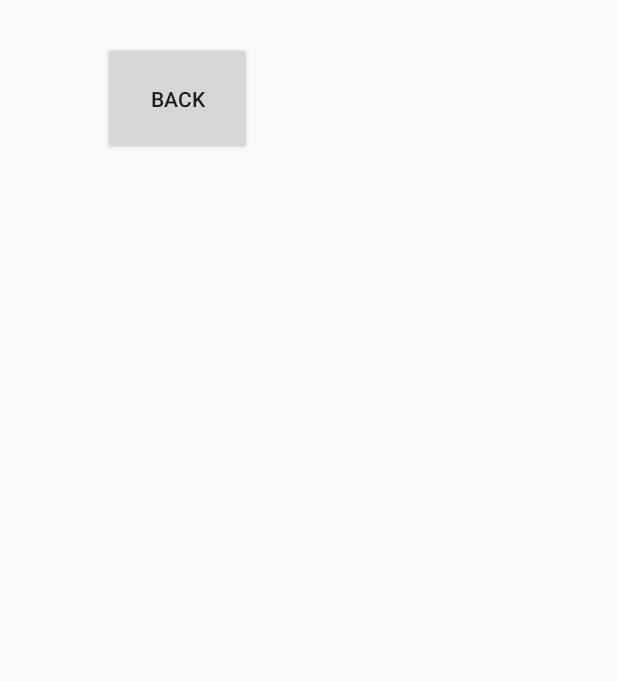
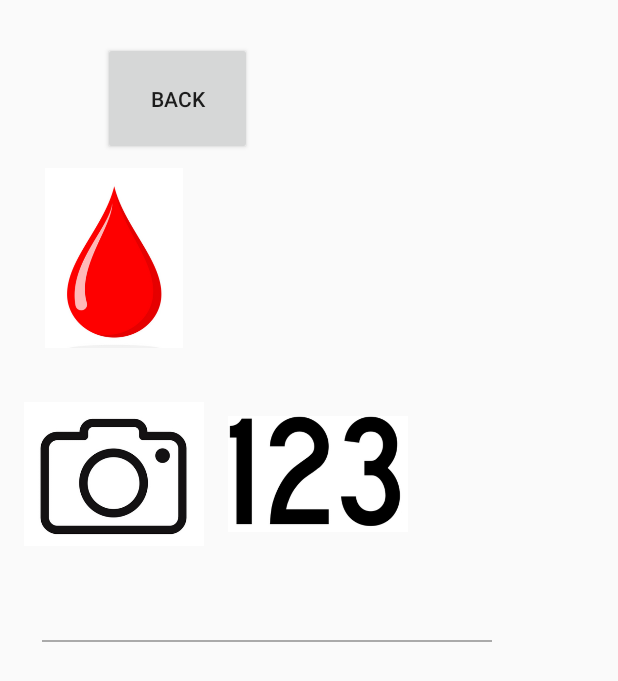
Before and after one commit to sullaVM/trocaire-diabetes-apps, an Android app: the Patient_Data_Enter screen opened directly, with no data from a screen before it, on a phone screen of 412 x 824 dp. Shown: the top 681 px of the screen. Run offline under Robolectric (Android 15) with nearby library versions, the phone set to English and light mode, and no system bars; libraries missing offline, so code that uses them is left out: com.google.android.gms.

Commit message:
Added camera with text recognition

```diff
--- a/DiabetesApp/app/build.gradle
+++ b/DiabetesApp/app/build.gradle
@@ -26,6 +26,7 @@ dependencies {
     implementation 'com.google.android.material:material:1.1.0'
     implementation 'androidx.annotation:annotation:1.1.0'
     implementation 'androidx.lifecycle:lifecycle-extensions:2.2.0'
+    implementation 'com.google.android.gms:play-services-vision:9.8.0'
     testImplementation 'junit:junit:4.12'
     androidTestImplementation 'androidx.test:runner:1.2.0'
     androidTestImplementation 'androidx.test.espresso:espresso-core:3.2.0'
--- a/DiabetesApp/app/src/main/java/com/example/diabetesapp/Patient_Data_Enter.java
+++ b/DiabetesApp/app/src/main/java/com/example/diabetesapp/Patient_Data_Enter.java
@@ -3,25 +3,38 @@ package com.example.diabetesapp;
 import androidx.appcompat.app.AppCompatActivity;
 
 import android.content.Intent;
+import android.media.Image;
 import android.os.Bundle;
 import android.util.Log;
 import android.view.View;
 import android.widget.Button;
 import android.widget.TextView;
+import android.widget.ImageView;
 
 import java.io.BufferedReader;
 import java.io.File;
 import java.io.FileReader;
+
+import com.google.android.gms.vision.CameraSource;
+import com.google.android.gms.vision.Detector;
+import com.google.android.gms.vision.text.TextBlock;
+import com.google.android.gms.vision.text.TextRecognizer;
 
 public class Patient_Data_Enter extends AppCompatActivity {
 
     Button back;
     TextView data;
 
+    ImageView picture;
+    ImageView numbers;
+
     @Override
     protected void onCreate(Bundle savedInstanceState) {
         super.onCreate(savedInstanceState);
         setContentView(R.layout.activity_patient__data__enter);
+
+        picture = findViewById(R.id.camera);
+        numbers = findViewById(R.id.numbers);
 
         back = findViewById(R.id.back);
         back.setOnClickListener(new View.OnClickListener() {
@@ -31,11 +44,28 @@ public class Patient_Data_Enter extends AppCompatActivity {
             }
         });
 
-        data = findViewById(R.id.textView);
+        picture.setOnClickListener(new View.OnClickListener() {
+            @Override
+            public void onClick(View view) {
+                takePhoto();
+            }
+        });
+
+        back.setOnClickListener(new View.OnClickListener() {
+            @Override
+            public void onClick(View view) {
+                back();
+            }
+        });
 
         Intent intent = getIntent();
         int tag = intent.getIntExtra("tag", 1);
-        showData(tag);
+        //showData(tag);
+    }
+
+    private void takePhoto(){
+        Intent intent = new Intent(this, Patient_Data_Enter_Camera.class);
+        startActivity(intent);
     }
 
     private void showData(int tag){
--- a/DiabetesApp/app/src/main/res/layout/activity_patient__data__enter.xml
+++ b/DiabetesApp/app/src/main/res/layout/activity_patient__data__enter.xml
@@ -17,16 +17,48 @@
         app:layout_constraintEnd_toEndOf="parent"
         app:layout_constraintTop_toTopOf="parent" />
 
-    <TextView
-        android:id="@+id/textView"
-        android:layout_width="394dp"
-        android:layout_height="191dp"
+    <ImageView
+        android:id="@+id/imageView2"
+        android:layout_width="120dp"
+        android:layout_height="120dp"
         android:layout_marginStart="16dp"
         android:layout_marginLeft="16dp"
-        android:layout_marginTop="120dp"
-        android:text="TextView"
-        android:textSize="40dp"
+        android:layout_marginTop="112dp"
         app:layout_constraintStart_toStartOf="parent"
-        app:layout_constraintTop_toTopOf="parent" />
+        app:layout_constraintTop_toTopOf="parent"
+        app:srcCompat="@drawable/blood_drop" />
+
+    <View
+        android:id="@+id/view"
+        android:layout_width="300dp"
+        android:layout_height="1dp"
+        android:layout_marginStart="28dp"
+        android:layout_marginLeft="28dp"
+        android:layout_marginBottom="396dp"
+        android:background="@android:color/darker_gray"
+        app:layout_constraintBottom_toBottomOf="parent"
+        app:layout_constraintStart_toStartOf="parent" />
+
+    <ImageView
+        android:id="@+id/camera"
+        android:layout_width="120dp"
+        android:layout_height="120dp"
+        android:layout_marginStart="16dp"
+        android:layout_marginLeft="16dp"
+        android:layout_marginTop="256dp"
+        app:layout_constraintStart_toStartOf="parent"
+        app:layout_constraintTop_toTopOf="parent"
+        app:srcCompat="@drawable/camera_icon" />
+
+    <ImageView
+        android:id="@+id/numbers"
+        android:layout_width="120dp"
+        android:layout_height="120dp"
+        android:layout_marginStart="152dp"
+        android:layout_marginLeft="152dp"
+        android:layout_marginTop="256dp"
+        app:layout_constraintStart_toStartOf="parent"
+        app:layout_constraintTop_toTopOf="parent"
+        app:srcCompat="@drawable/numbers_icon" />
 
 </androidx.constraintlayout.widget.ConstraintLayout>
```
Also changed, not shown: DiabetesApp/app/src/main/AndroidManifest.xml (+8 -1 lines), DiabetesApp/app/src/main/java/com/example/diabetesapp/Patient_Data_Enter_Camera.java (added, +164 -0 lines), DiabetesApp/app/src/main/java/com/example/diabetesapp/Patient_Signup.java (+20 -1 lines), DiabetesApp/app/src/main/res/layout/activity_patient__data__enter__camera.xml (added, +53 -0 lines), DiabetesApp/app/src/main/res/layout/activity_patient__signup.xml (+19 -0 lines), DiabetesApp/app/src/main/res/drawable-v24/blood_drop.PNG (added), DiabetesApp/app/src/main/res/drawable-v24/camera_icon.PNG (added), DiabetesApp/app/src/main/res/drawable-v24/numbers_icon.PNG (added).
